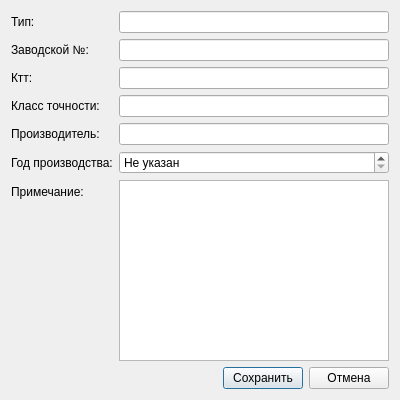
Before: the Qt Designer form ui/currenttransformerdialog.ui in nikola240698/MeteringActs, drawn with Qt 5.
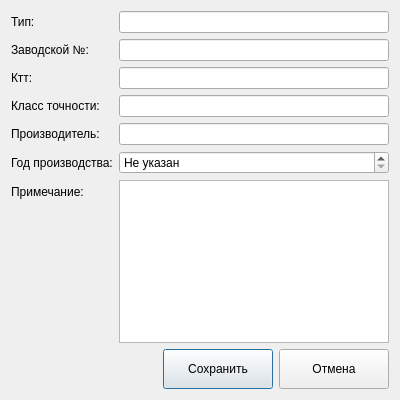
After: the same form once the commit is applied.

The edit to the form file:
```diff
--- a/ui/currenttransformerdialog.ui
+++ b/ui/currenttransformerdialog.ui
@@ -127,9 +127,30 @@
      </item>
      <item>
       <widget class="QPushButton" name="saveButton">
+       <property name="sizePolicy">
+        <sizepolicy hsizetype="Preferred" vsizetype="Fixed">
+         <horstretch>0</horstretch>
+         <verstretch>0</verstretch>
+        </sizepolicy>
+       </property>
+       <property name="minimumSize">
+        <size>
+         <width>110</width>
+         <height>40</height>
+        </size>
+       </property>
+       <property name="maximumSize">
+        <size>
+         <width>16777215</width>
+         <height>16777215</height>
+        </size>
+       </property>
        <property name="text">
         <string>Сохранить</string>
        </property>
+       <property name="autoDefault">
+        <bool>true</bool>
+       </property>
        <property name="default">
         <bool>true</bool>
        </property>
@@ -137,6 +158,24 @@
      </item>
      <item>
       <widget class="QPushButton" name="cancelButton">
+       <property name="sizePolicy">
+        <sizepolicy hsizetype="Preferred" vsizetype="Fixed">
+         <horstretch>0</horstretch>
+         <verstretch>0</verstretch>
+        </sizepolicy>
+       </property>
+       <property name="minimumSize">
+        <size>
+         <width>110</width>
+         <height>40</height>
+        </size>
+       </property>
+       <property name="maximumSize">
+        <size>
+         <width>16777215</width>
+         <height>16777215</height>
+        </size>
+       </property>
        <property name="text">
         <string>Отмена</string>
        </property>
```
